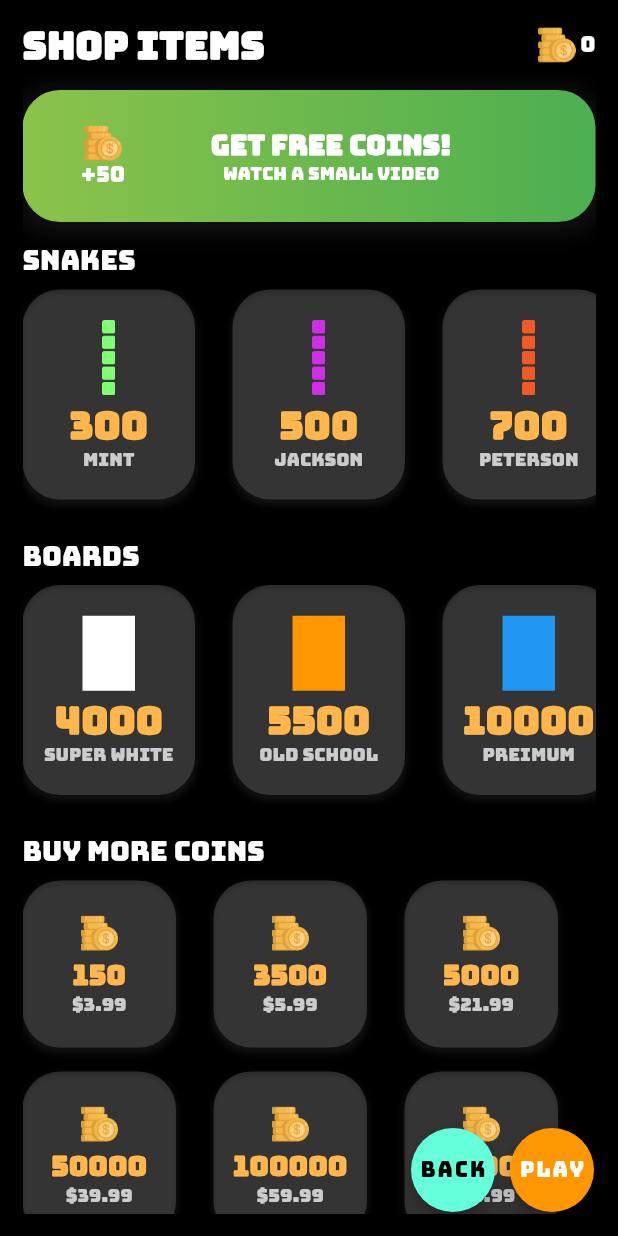
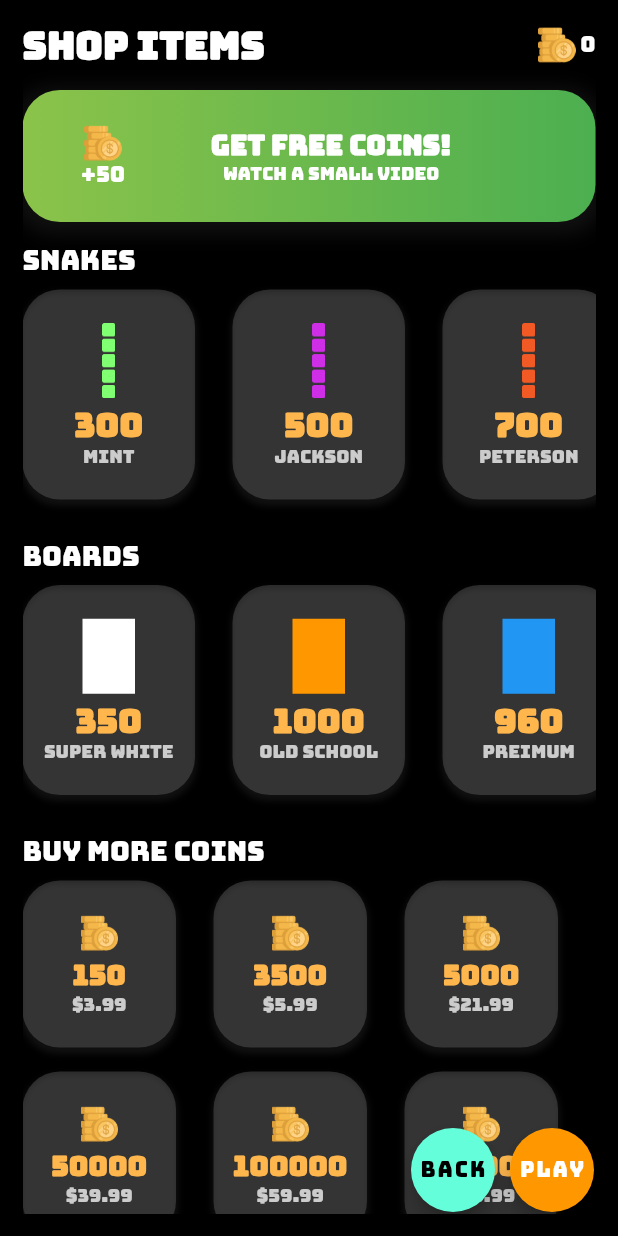
Before and after one commit to nickscamara/s-game, a Flutter app: the Store screen opened directly, on a phone screen of 412 x 824 dp. Run offline on Flutter 3.47's test engine with Material 2 defaults, Android fonts, the phone set to English and light mode, and no system bars; our stand-ins replace shared_preferences; missing offline and left inert: dart:ffi; accounts and stored records are empty.

Commit message:
Nick: buy working

```diff
--- a/lib/menu.dart
+++ b/lib/menu.dart
@@ -88,7 +88,7 @@ class _MenuState extends State<Menu> {
                         ),
                         Align(
                             alignment: Alignment.center,
-                            child: Image.asset("assets/img/logo1.png",
+                            child: Image.asset("assets/img/logo2.png",
                                 width: 500, height: 500)),
                         Align(
                           alignment: Alignment.bottomCenter,
--- /dev/null
+++ b/lib/services/custom_response.dart
@@ -0,0 +1,8 @@
+class CustomResponse{
+  String msg;
+  bool isError;
+  CustomResponse({
+    this.msg,
+    this.isError
+  });
+}
--- a/lib/store.dart
+++ b/lib/store.dart
@@ -1,3 +1,5 @@
+import 'dart:ffi';
+
 import 'package:flutter/material.dart';
 import 'package:premiumsnake/model/coin.dart';
 import 'package:premiumsnake/model/snake.dart';
@@ -21,20 +23,24 @@ class _StoreState extends State<Store> {
     super.initState();
 
   }
+  User savedUser;
   List<Snake> avaiableToBuy = [
     Snake(
+      id: "1",
       color: Colors.green,
       name: "Mint",
       price: 300,
       image: "assets/img/snake_green.png",
     ),
     Snake(
+      id: "2",
       color: Colors.purple,
       name: "Jackson",
       price: 500,
       image: "assets/img/snake_purple.png",
     ),
     Snake(
+      id: "3",
       color: Colors.orange,
       name: "Peterson",
       price: 700,
@@ -43,33 +49,39 @@ class _StoreState extends State<Store> {
   ];
   List<Board> boardsToBuy = [
     Board(
+      id: "1",
       color: Colors.white,
       name: "Super White",
-      price: 4000,
+      price: 350,
     ),
     Board(
+      id: "2",
       color: Colors.orange,
       name: "Old School",
-      price: 5500,
+      price: 1000,
     ),
     Board(
+      id: "3",
       color: Colors.blue,
       name: "Preimum",
-      price: 10000,
+      price: 960,
     ),
   ];
   List<Coin> coinsToBuy = [
     Coin(
+      id: "1",
       quantity: 150,
       name: "Default Pack",
       price: 3.99,
     ),
     Coin(
+      id: "2",
       quantity: 3500,
       name: "Preimum Pack",
       price: 5.99,
     ),
     Coin(
+      id: "3",
       quantity: 5000,
       name: "Gold Pack",
       price: 21.99,
@@ -94,12 +106,6 @@ class _StoreState extends State<Store> {
   Widget build(BuildContext context) {
     final routeService = Provider.of<RouteService>(context, listen: false);
     final userService = Provider.of<UserService>(context, listen: false);
-    return FutureBuilder<User>(
-      future: userService.getUser(),
-      builder: (context, snapshot) {
-        if(snapshot.data!= null  && snapshot.connectionState == ConnectionState.done)
-        {
-          User user = snapshot.data;
     return Scaffold(
             backgroundColor: Colors.black,
              floatingActionButton: Row(
@@ -120,7 +126,26 @@ class _StoreState extends State<Store> {
                 ),
               ],
             ),
-          body: SafeArea(
+
+          body: FutureBuilder<User>(
+        future: userService.getUser(),
+        builder: (context, snapshot) {
+          if(snapshot.data!= null  && snapshot.connectionState == ConnectionState.done)
+          {
+            User user = snapshot.data;
+            savedUser = user;
+            return  storeLayout(user);
+          }
+          return savedUser != null ? storeLayout(savedUser) : Container();
+
+        }
+      ),
+    );
+  }
+
+  Widget storeLayout(User user)
+  {
+    return SafeArea(
               child: Padding(
                 padding: EdgeInsets.all(15),
                 child: ListView(
@@ -129,24 +154,18 @@ class _StoreState extends State<Store> {
                     header("Shop Items",user),
                     moreCoins(),
                     heading("Snakes"),
-                  snakes(),
+                    snakes(user),
                     heading("Boards"),
-                  boards(),
+                    boards(user),
                     heading("Buy More Coins"),
-                  coinsGrid(),
+                    coinsGrid(user),
                     //backgrounds(),
                   ],
                 ),
               ),
-          ),
-        );
-
-        }
-        return Container();
-
-      }
           );
   }
+
 
   Widget header(String text, User user) {
     return Row(
@@ -177,7 +196,7 @@ class _StoreState extends State<Store> {
     );
   }
 
-  Widget boards() {
+  Widget boards(User user) {
     return Container(
       width: MediaQuery.of(context).size.width,
       height: 175,
@@ -185,13 +204,28 @@ class _StoreState extends State<Store> {
           scrollDirection: Axis.horizontal,
           itemCount: boardsToBuy.length,
           itemBuilder: (context, index) {
-            return boardCard(
-                boardsToBuy[index], () => buyBoard(boardsToBuy[index]));
+             if(user.boardsIds.contains(boardsToBuy[index].id))
+            {
+              if(user.currentBoard == boardsToBuy[index].id)
+              {
+                return snakeCard(
+                boardsToBuy[index], () => buy(boardsToBuy[index]),true,true, ()=> selectSnake(boardsToBuy[index]));
+
+              }
+              return snakeCard(
+                boardsToBuy[index], () => buy(boardsToBuy[index]),true,false,  ()=> selectSnake(boardsToBuy[index]));
+
+
+            }
+
+             return snakeCard(
+                boardsToBuy[index], () => buy(boardsToBuy[index]),false);
+
           }),
     );
   }
 
-  Widget coinsGrid() {
+  Widget coinsGrid(User user) {
     return Container(
       width: MediaQuery.of(context).size.width,
       height: 500,
@@ -207,7 +241,7 @@ class _StoreState extends State<Store> {
     );
   }
 
-  Widget snakes() {
+  Widget snakes(User user) {
     return Container(
       width: MediaQuery.of(context).size.width,
       height: 175,
@@ -215,14 +249,60 @@ class _StoreState extends State<Store> {
           scrollDirection: Axis.horizontal,
           itemCount: avaiableToBuy.length,
           itemBuilder: (context, index) {
+            if(user.snakesIds.contains(avaiableToBuy[index].id))
+            {
+              if(user.currentSnake == avaiableToBuy[index].id)
+              {
                 return snakeCard(
-                avaiableToBuy[index], () => buy(avaiableToBuy[index]));
+                avaiableToBuy[index], () => buy(avaiableToBuy[index]),true,true, ()=> selectSnake(avaiableToBuy[index]));
+
+              }
+              return snakeCard(
+                avaiableToBuy[index], () => buy(avaiableToBuy[index]),true,false,  ()=> selectSnake(avaiableToBuy[index]));
+
+
+            }
+
+             return snakeCard(
+                avaiableToBuy[index], () => buy(avaiableToBuy[index]),false);
+
           }),
     );
   }
 
-  buy(Snake snake) {
-    print("Bought!");
+  buy(dynamic item) async {
+    final userService = Provider.of<UserService>(context,listen:false);
+    final response = await userService.buyItem(item);
+    if(response.isError)
+    {
+      //SHow dialog
+    }
+    else
+    {
+      setState(() {
+
+      });
+      // Show Dialog
+      // refresh the page
+      // make sure it shows up
+    }
+  }
+  selectSnake(dynamic item) async
+  {
+    final userService = Provider.of<UserService>(context,listen:false);
+    final response = await userService.selectItem(item);
+    if(response.isError)
+    {
+
+
+    }
+    else
+    {
+      setState(() {
+
+      });
+    }
+
   }
 
   buyBoard(Board board) {
@@ -331,7 +411,7 @@ class _StoreState extends State<Store> {
     );
   }
 
-  Widget snakeCard(Snake snake, Function onTap) {
+  Widget snakeCard(dynamic snake, Function onTap, bool bought, [bool selected, Function onSelect] ) {
     return Container(
       height: 175,
       width: 140,
@@ -341,7 +421,8 @@ class _StoreState extends State<Store> {
               padding: EdgeInsets.only(left: 0.0, top: 8, right: 25, bottom: 8),
               child: Container(
                 decoration: BoxDecoration(
-                  color: Colors.grey.withOpacity(.25),
+                  color: !bought ?Colors.grey.withOpacity(.25) : null,
+                  gradient: bought ? LinearGradient(colors: [Colors.amber, Colors.orange]) : null,
                   borderRadius: BorderRadius.circular(25),
                 ),
                 child: Material(
@@ -351,7 +432,7 @@ class _StoreState extends State<Store> {
                   color: Colors.transparent,
                   //color: color,
                   child: InkWell(
-                    onTap: onTap,
+                    onTap: !bought ? onTap : onSelect,
                     child: Container(
                       width: 140,
                       height: 140,
@@ -378,22 +459,28 @@ class _StoreState extends State<Store> {
                                 mainAxisAlignment: MainAxisAlignment.center,
                                 crossAxisAlignment: CrossAxisAlignment.center,
                                 children: [
-                                  Align(
+                                  snake is Snake ? Align(
                                       alignment: Alignment.center,
                                       child: Image.asset(
                                         snake.image,
                                         width: 50,
                                         height: 50,
+                                      )) :  Align(
+                                      alignment: Alignment.center,
+                                      child: Container(
+                                        width: 35,
+                                        height: 50,
+                                        color: snake.color,
                                       )),
                                   SizedBox(
                                     height: 5,
                                   ),
                                   Text(
-                                    snake.price.toString(),
+                                    !bought ? snake.price.toString() : "Select",
                                     maxLines: 1,
                                     style: TextStyle(
-                                        fontSize: 25,
-                                        color: Colors.orange[300],
+                                        fontSize: 22,
+                                        color: !bought ? Colors.orange[300] : Colors.white,
                                         fontWeight: FontWeight.bold),
                                     textAlign: TextAlign.center,
                                   ),
@@ -415,6 +502,12 @@ class _StoreState extends State<Store> {
                   ),
                 ),
               )),
+              selected == true ? Align(
+                alignment: Alignment.topRight,
+                child: CircleAvatar(
+                  backgroundColor: Colors.white,
+                  child: Icon(Icons.check,color: Colors.lightGreen,))) : Container()
+
         ],
       ),
     );
@@ -481,7 +574,7 @@ class _StoreState extends State<Store> {
                                     board.price.toString(),
                                     maxLines: 1,
                                     style: TextStyle(
-                                        fontSize: 25,
+                                        fontSize: 22,
                                         color: Colors.orange[300],
                                         fontWeight: FontWeight.bold),
                                     textAlign: TextAlign.center,
```
Also changed, not shown: lib/game.dart (+148 -100 lines), lib/services/user_service.dart (+51 -0 lines), assets/img/logo2.png (added), 3 other files. Lines whose indentation alone changed are shown as unchanged.
